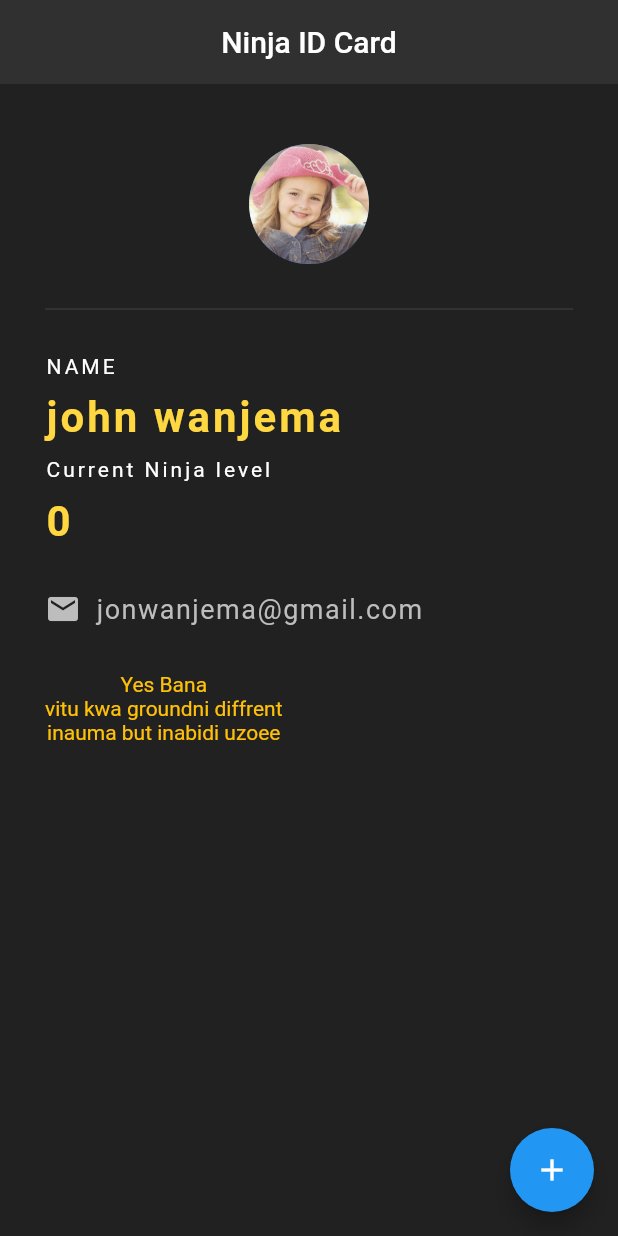
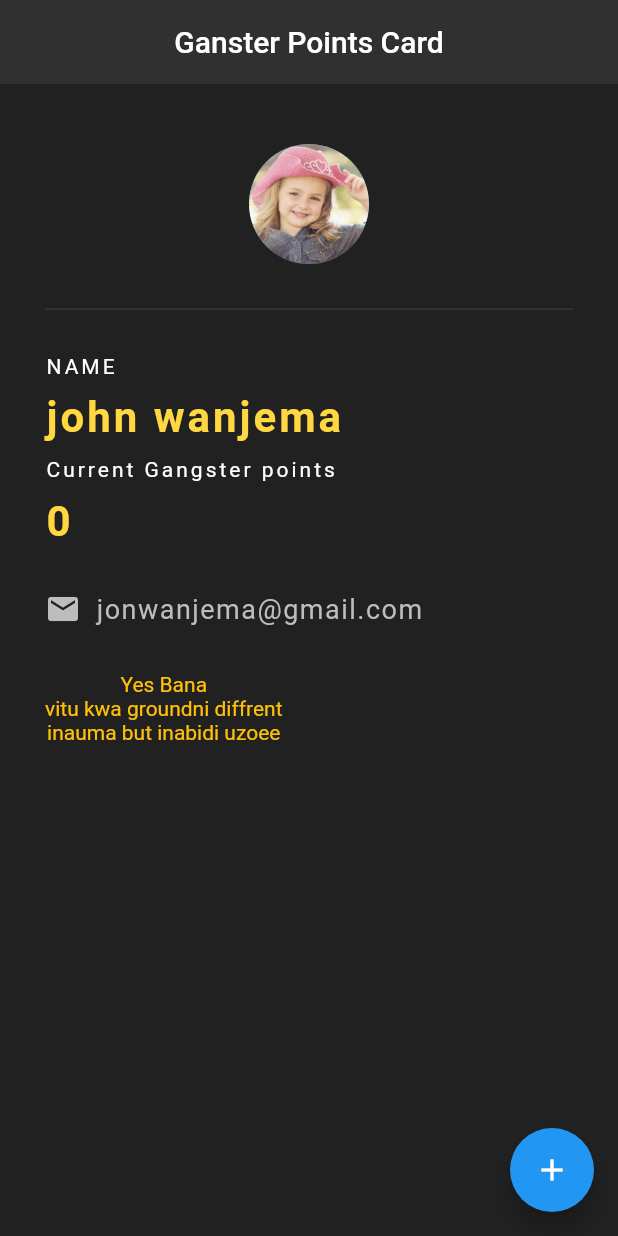
Before and after one commit to johnwanjema/flutter-app, a Flutter app: the screen it shows after launch, on a phone screen of 412 x 824 dp. Run offline on Flutter 3.47's test engine with Material 2 defaults, Android fonts, the phone set to English and light mode, and no system bars.

Commit message:
renamed ninja points to ganaster point

```diff
--- a/lib/main.dart
+++ b/lib/main.dart
@@ -19,7 +19,7 @@ class _HomeState extends State<Home> {
     return Scaffold(
       backgroundColor: Colors.grey[900],
       appBar: AppBar(
-        title: Text('Ninja ID Card'),
+        title: Text('Ganster Points Card'),
         centerTitle: true,
         backgroundColor: Colors.grey[850],
         elevation: 0.0,
@@ -68,7 +68,7 @@ class _HomeState extends State<Home> {
             ),
             SizedBox(height: 10.0,),
             Text(
-              'Current Ninja level',
+              'Current Gangster points',
               style: TextStyle(
                   color:Colors.white,
                   letterSpacing: 2.0
```
Also changed, not shown: lib/quote.dart (+3 -8 lines).
